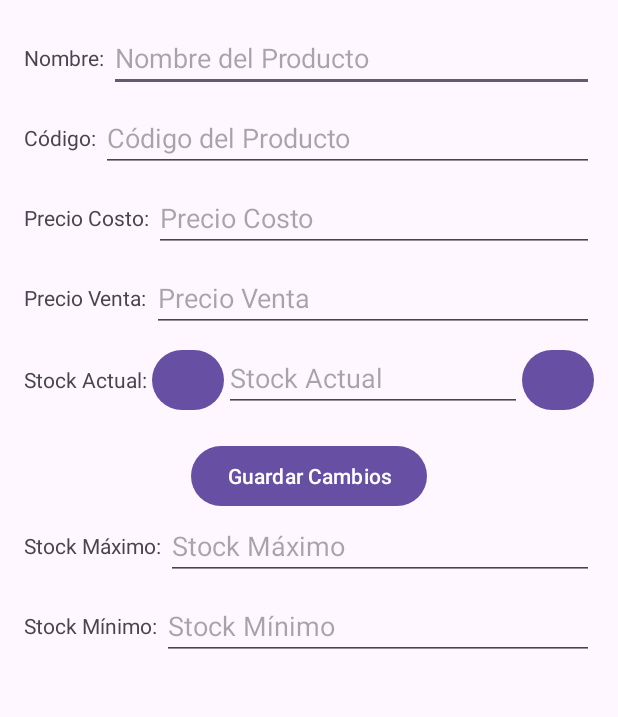
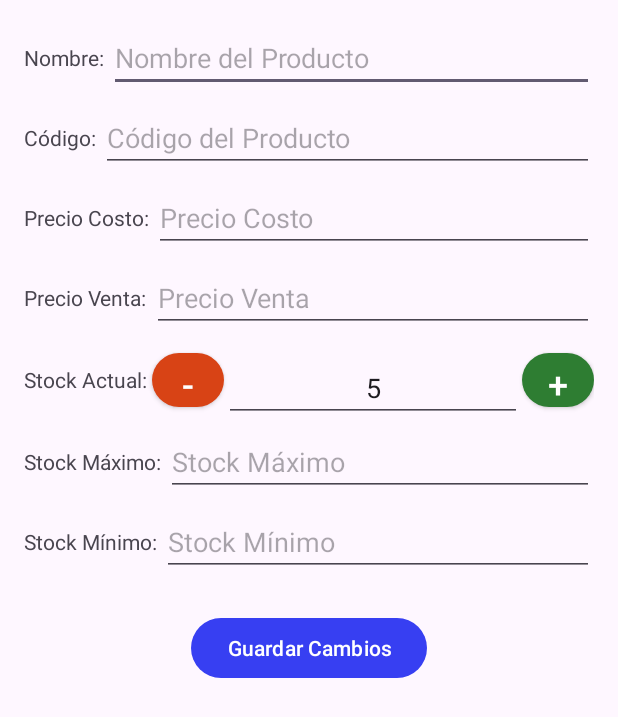
Before and after one commit to Deniseaes/InyecMotorUniendo, an Android app: the layout productos_detalle.xml on its own in the app's theme, with its tools: preview values and no code run, on a phone screen of 412 x 824 dp. Shown: the top 717 px of the screen. Run offline under Robolectric (Android 15) with nearby library versions, the phone set to English and light mode, and no system bars.

Commit message:
Update layout etc

```diff
--- /dev/null
+++ b/app/src/main/res/drawable/ic_green_circle.xml
@@ -0,0 +1,5 @@
+<vector xmlns:android="http://schemas.android.com/apk/res/android" android:height="24dp" android:tint="#16C900" android:viewportHeight="24" android:viewportWidth="24" android:width="24dp">
+
+    <path android:fillColor="@android:color/white" android:pathData="M12,2C6.47,2 2,6.47 2,12s4.47,10 10,10 10,-4.47 10,-10S17.53,2 12,2z"/>
+
+</vector>
--- /dev/null
+++ b/app/src/main/res/drawable/ic_red_circle.xml
@@ -0,0 +1,5 @@
+<vector xmlns:android="http://schemas.android.com/apk/res/android" android:height="24dp" android:tint="#FF0000" android:viewportHeight="24" android:viewportWidth="24" android:width="24dp">
+
+    <path android:fillColor="@android:color/white" android:pathData="M12,2C6.47,2 2,6.47 2,12s4.47,10 10,10 10,-4.47 10,-10S17.53,2 12,2z"/>
+
+</vector>
--- /dev/null
+++ b/app/src/main/res/drawable/round_button.xml
@@ -0,0 +1,5 @@
+<?xml version="1.0" encoding="utf-8"?>
+<shape xmlns:android="http://schemas.android.com/apk/res/android"
+    android:shape="oval">
+    <size android:width="48dp" android:height="48dp"/>
+</shape>
--- a/app/src/main/res/layout/productos_detalle.xml
+++ b/app/src/main/res/layout/productos_detalle.xml
@@ -1,5 +1,6 @@
 <?xml version="1.0" encoding="utf-8"?>
 <ScrollView xmlns:android="http://schemas.android.com/apk/res/android"
+    xmlns:app="http://schemas.android.com/apk/res-auto"
     android:layout_width="match_parent"
     android:layout_height="match_parent">
 
@@ -82,38 +83,42 @@
         <LinearLayout
             android:layout_width="match_parent"
             android:layout_height="wrap_content"
-            android:orientation="horizontal">
+            android:orientation="horizontal"
+            android:paddingBottom="8dp">
             <TextView
                 android:layout_width="wrap_content"
                 android:layout_height="wrap_content"
                 android:text="Stock Actual: "
                 android:layout_gravity="center_vertical"/>
-            <Button
+            <com.google.android.material.button.MaterialButton
                 android:id="@+id/btnDecrementStock"
                 android:layout_width="48dp"
                 android:layout_height="48dp"
-                android:text="-"/>
+                android:text="-"
+                android:textColor="#FFFFFF"
+                android:textSize="24sp"
+                app:cornerRadius="24dp"
+                app:backgroundTint="#D84315"
+                style="@style/Widget.MaterialComponents.Button"/>
             <EditText
                 android:id="@+id/etStockActual"
                 android:layout_width="0dp"
+                android:layout_weight="1"
                 android:layout_height="wrap_content"
-                android:layout_weight="1"
                 android:inputType="number"
-                android:hint="Stock Actual"/>
-            <Button
+                android:text="5"
+                android:textAlignment="center"/>
+            <com.google.android.material.button.MaterialButton
                 android:id="@+id/btnIncrementStock"
                 android:layout_width="48dp"
                 android:layout_height="48dp"
-                android:text="+"/>
+                android:text="+"
+                android:textColor="#FFFFFF"
+                android:textSize="24sp"
+                app:cornerRadius="24dp"
+                app:backgroundTint="#2E7D32"
+                style="@style/Widget.MaterialComponents.Button"/>
         </LinearLayout>
-
-        <Button
-            android:id="@+id/btnSaveChanges"
-            android:layout_width="wrap_content"
-            android:layout_height="wrap_content"
-            android:text="Guardar Cambios"
-            android:layout_gravity="center_horizontal"
-            android:layout_marginTop="16dp"/>
 
         <LinearLayout
             android:layout_width="match_parent"
@@ -150,5 +155,15 @@
                 android:hint="Stock Mínimo"
                 android:inputType="number"/>
         </LinearLayout>
+
+        <com.google.android.material.button.MaterialButton
+            android:id="@+id/btnSaveChanges"
+            android:layout_width="wrap_content"
+            android:layout_height="wrap_content"
+            android:text="Guardar Cambios"
+            app:backgroundTint="#373FF2"
+            android:layout_gravity="center_horizontal"
+            android:layout_marginTop="16dp"/>
+
     </LinearLayout>
 </ScrollView>
```
Also changed, not shown: app/src/main/java/front/inyecmotor/productos/ProductoAdapter.java (+6 -10 lines), app/src/main/res/layout/productos_item.xml (+10 -12 lines).
